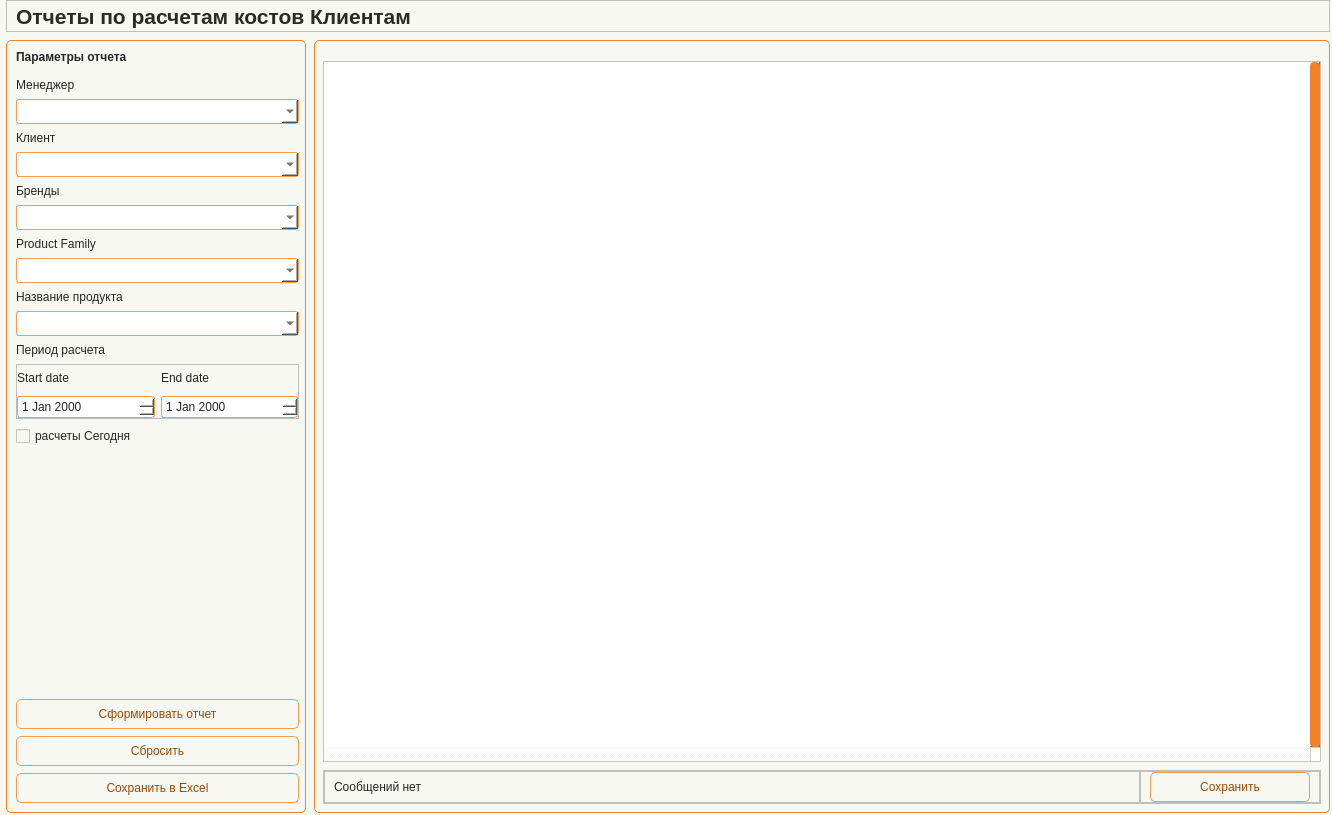
Masik84/Procurement_app, file app/ui/windows/customer_costs_reports.ui: the form before one commit.
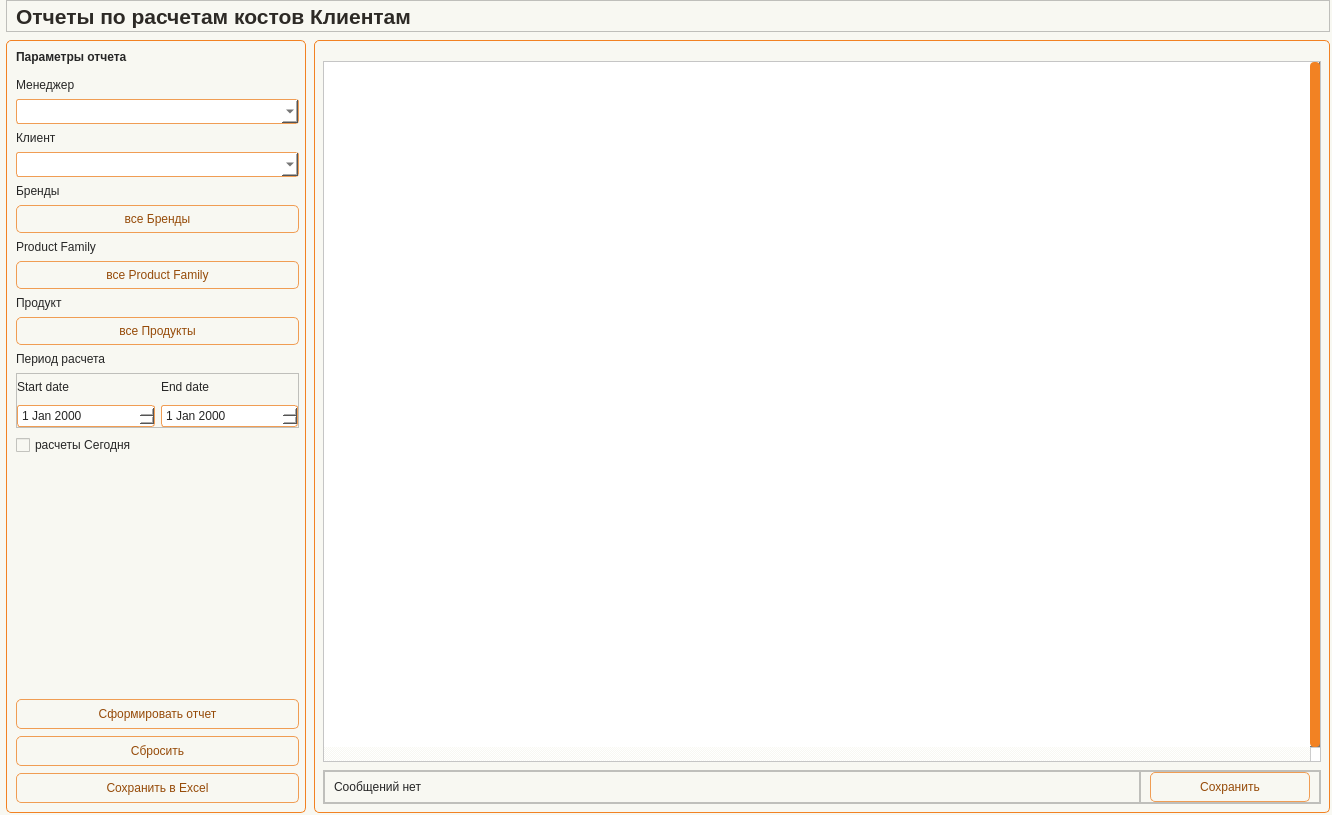
The form after the commit. Icons and pictures are not drawn.

Diff of the .ui file:
```diff
--- a/app/ui/windows/customer_costs_reports.ui
+++ b/app/ui/windows/customer_costs_reports.ui
@@ -346,18 +346,18 @@
              </widget>
             </item>
             <item>
-             <widget class="QComboBox" name="cbo_Brand">
+             <widget class="QPushButton" name="btn_FilterBrand">
               <property name="minimumSize">
                <size>
                 <width>0</width>
-                <height>25</height>
+                <height>28</height>
                </size>
               </property>
-              <property name="maximumSize">
-               <size>
-                <width>16777215</width>
-                <height>25</height>
-               </size>
+              <property name="toolTip">
+               <string>Открыть фильтр по брендам</string>
+              </property>
+              <property name="text">
+               <string>все Бренды</string>
               </property>
              </widget>
             </item>
@@ -369,41 +369,41 @@
              </widget>
             </item>
             <item>
-             <widget class="QComboBox" name="cbo_ProdFamily">
+             <widget class="QPushButton" name="btn_FilterProductFamily">
               <property name="minimumSize">
                <size>
                 <width>0</width>
-                <height>25</height>
+                <height>28</height>
                </size>
               </property>
-              <property name="maximumSize">
-               <size>
-                <width>16777215</width>
-                <height>25</height>
-               </size>
+              <property name="toolTip">
+               <string>Открыть фильтр по Product Family</string>
+              </property>
+              <property name="text">
+               <string>все Product Family</string>
               </property>
              </widget>
             </item>
             <item>
              <widget class="QLabel" name="label_product_name">
               <property name="text">
-               <string>Название продукта</string>
+               <string>Продукт</string>
               </property>
              </widget>
             </item>
             <item>
-             <widget class="QComboBox" name="cbo_ProductName">
+             <widget class="QPushButton" name="btn_FilterProduct">
               <property name="minimumSize">
                <size>
                 <width>0</width>
-                <height>25</height>
+                <height>28</height>
                </size>
               </property>
-              <property name="maximumSize">
-               <size>
-                <width>16777215</width>
-                <height>25</height>
-               </size>
+              <property name="toolTip">
+               <string>Открыть фильтр по продуктам</string>
+              </property>
+              <property name="text">
+               <string>все Продукты</string>
               </property>
              </widget>
             </item>
```
